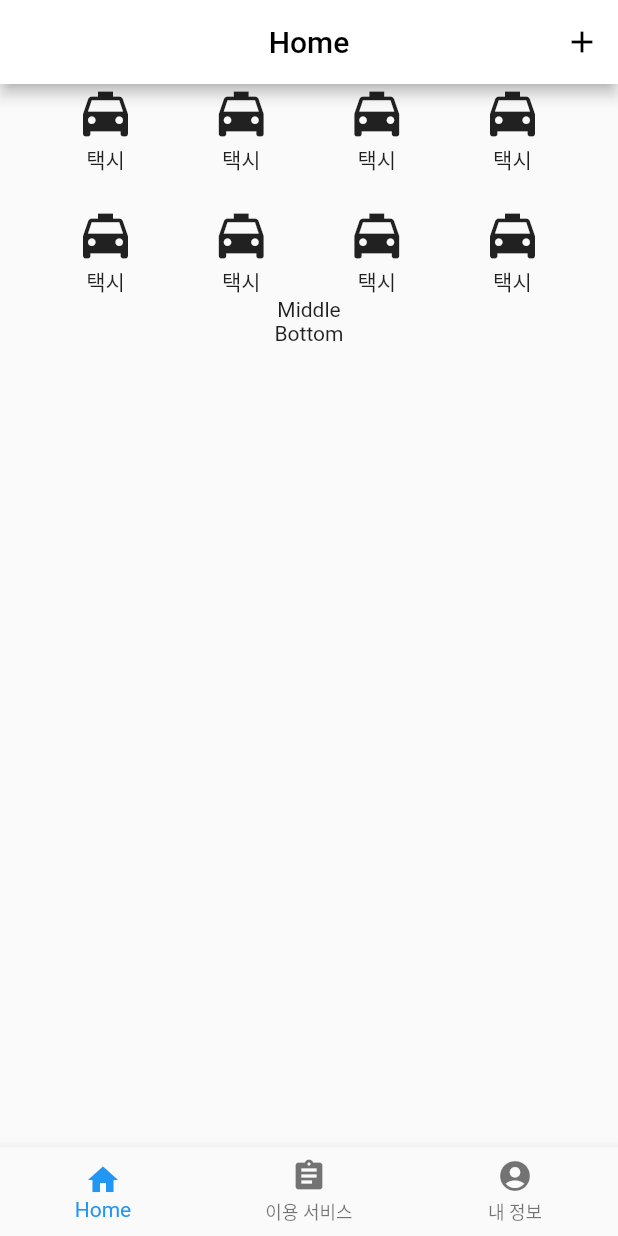
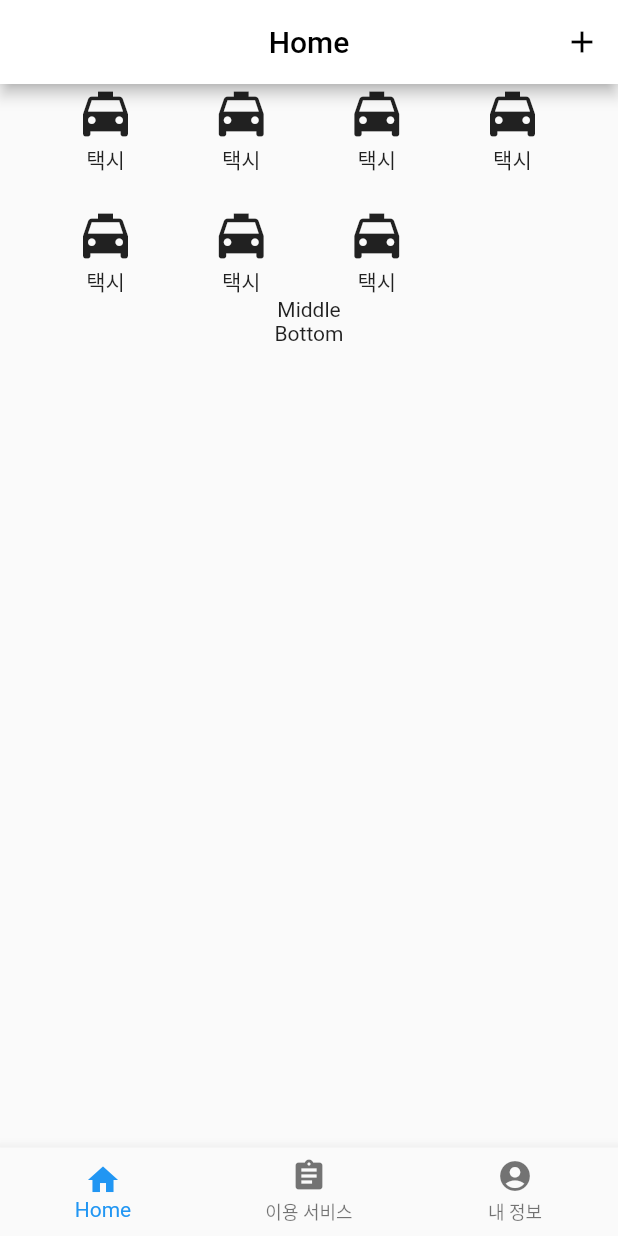
Before and after one commit to Project-Sea/Test_Flutter, a Flutter app: the screen it shows after launch, on a phone screen of 412 x 824 dp. Run offline on Flutter 3.47's test engine with Material 2 defaults, Android fonts, the phone set to English and light mode, and no system bars.

Commit message:
8번째 택시 투명도 100%로 만들어버리기

```diff
--- a/hello_world/lib/page1.dart
+++ b/hello_world/lib/page1.dart
@@ -89,7 +89,9 @@ class Page1 extends StatelessWidget {
                 Text('택시'),
               ],
             ),
-            Column(
+            Opacity(
+              opacity: 0,
+              child: Column(
                 children: <Widget>[
                   Icon(
                     Icons.local_taxi,
@@ -97,6 +99,7 @@ class Page1 extends StatelessWidget {
                   ),
                   Text('택시'),
                 ],
+              ),
             ),
           ],
         ),
```
Lines whose indentation alone changed are shown as unchanged.
